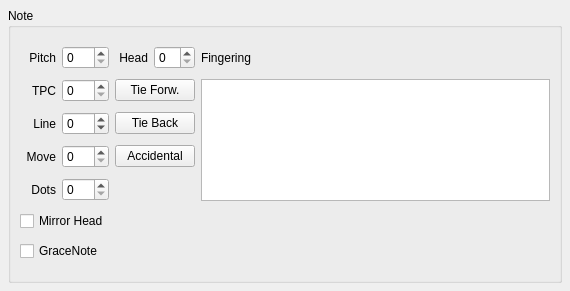
Old version of the form mscore/mscore/note.ui in the repository musescore/musescore-old.
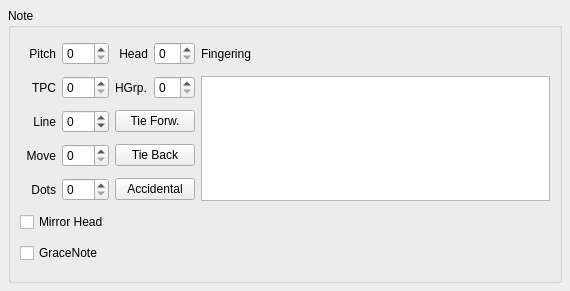
New version of the form.

What changed in the file:
```diff
--- a/mscore/mscore/note.ui
+++ b/mscore/mscore/note.ui
@@ -37,12 +37,6 @@
       <bool>true</bool>
      </property>
      <layout class="QGridLayout" >
-      <property name="leftMargin" >
-       <number>9</number>
-      </property>
-      <property name="verticalSpacing" >
-       <number>1</number>
-      </property>
       <item row="0" column="0" >
        <widget class="QLabel" name="label" >
         <property name="text" >
@@ -99,10 +93,20 @@
       <item row="1" column="1" >
        <widget class="QSpinBox" name="tpc" />
       </item>
-      <item row="1" column="2" colspan="2" >
-       <widget class="QPushButton" name="tieFor" >
+      <item row="1" column="2" >
+       <widget class="QLabel" name="label_7" >
         <property name="text" >
-         <string>Tie Forw.</string>
+         <string>HGrp.</string>
+        </property>
+       </widget>
+      </item>
+      <item row="1" column="3" >
+       <widget class="QSpinBox" name="headGroup" >
+        <property name="toolTip" >
+         <string>note head group</string>
+        </property>
+        <property name="maximum" >
+         <number>4</number>
         </property>
        </widget>
       </item>
@@ -133,9 +137,9 @@
        </widget>
       </item>
       <item row="2" column="2" colspan="2" >
-       <widget class="QPushButton" name="tieBack" >
+       <widget class="QPushButton" name="tieFor" >
         <property name="text" >
-         <string>Tie Back</string>
+         <string>Tie Forw.</string>
         </property>
        </widget>
       </item>
@@ -159,9 +163,9 @@
        <widget class="QSpinBox" name="move" />
       </item>
       <item row="3" column="2" colspan="2" >
-       <widget class="QPushButton" name="accidental" >
+       <widget class="QPushButton" name="tieBack" >
         <property name="text" >
-         <string>Accidental</string>
+         <string>Tie Back</string>
         </property>
        </widget>
       </item>
@@ -188,6 +192,13 @@
         </property>
        </widget>
       </item>
+      <item row="4" column="2" colspan="2" >
+       <widget class="QPushButton" name="accidental" >
+        <property name="text" >
+         <string>Accidental</string>
+        </property>
+       </widget>
+      </item>
       <item row="5" column="0" colspan="2" >
        <widget class="QCheckBox" name="mirror" >
         <property name="text" >
```
Left out of the diff: 6 changed lines with no effect on the pictures.
